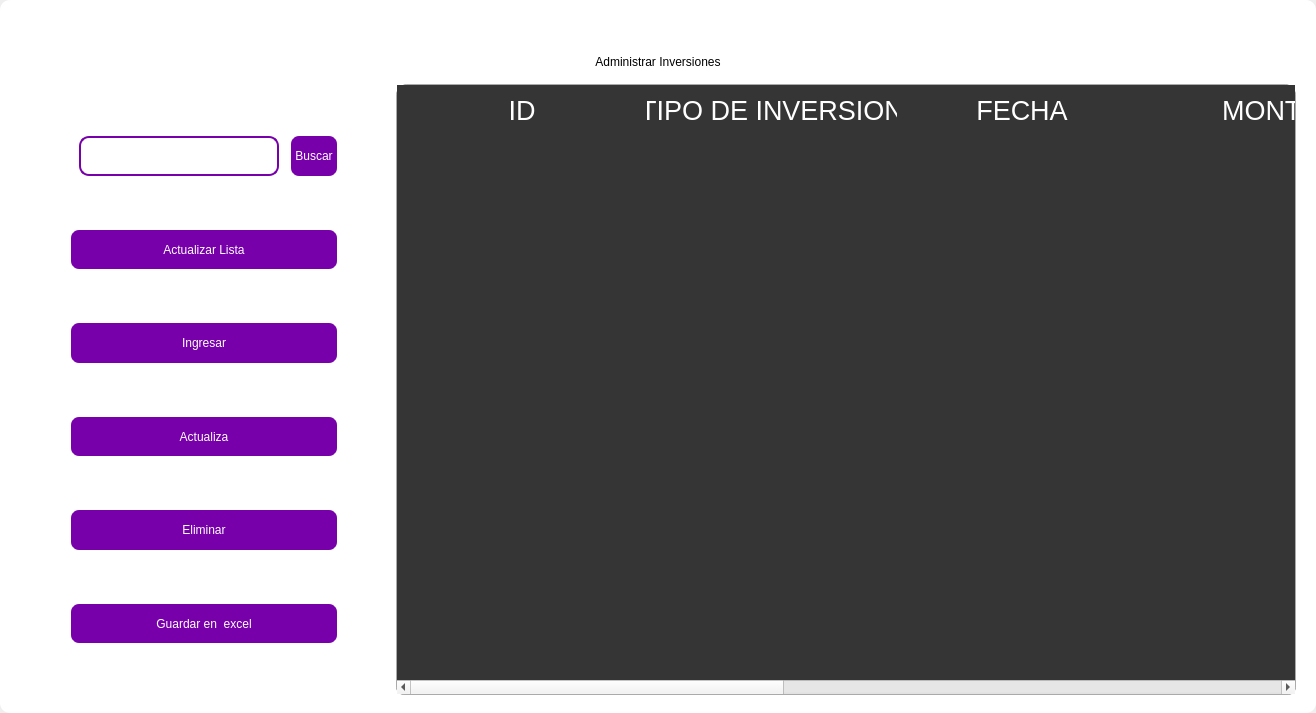
This is design/standar/maininvestment1.ui in codemiguel-dev/ERP-EmprendeSoft-Desktop as Qt 5 draws it before an edit. The edited form follows.
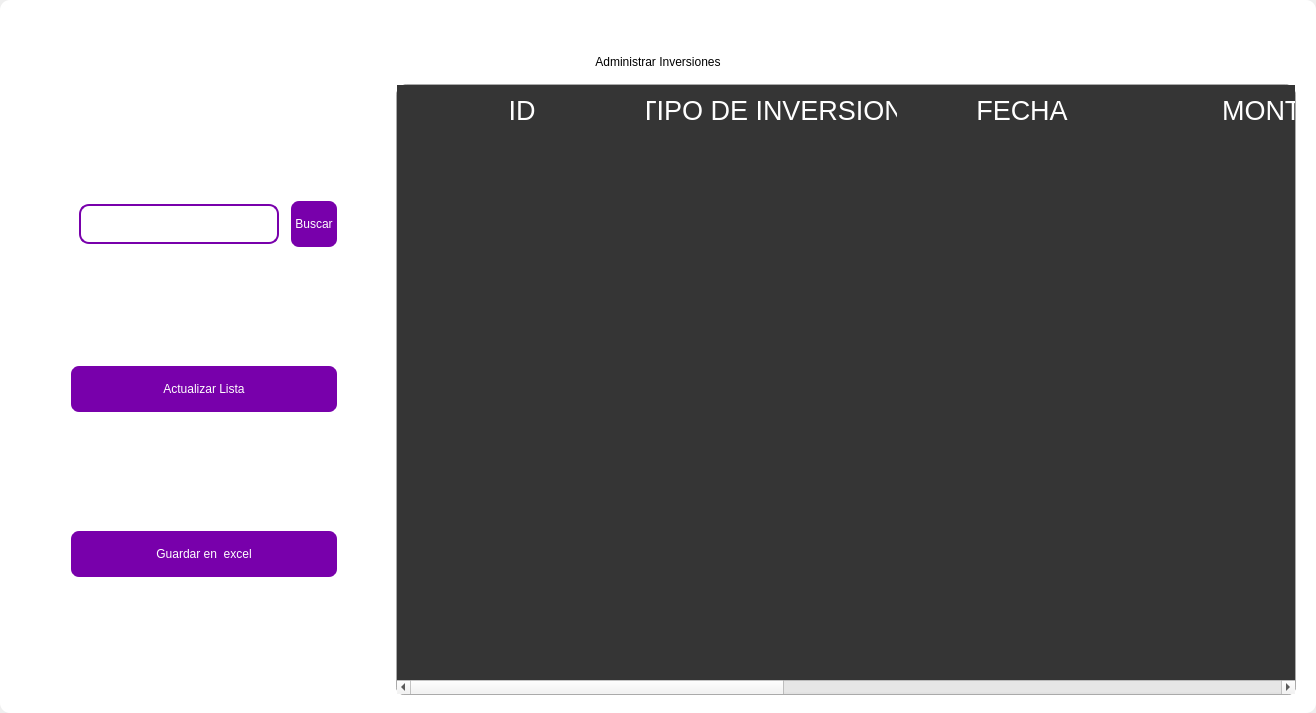
This is the edited form. Icons and pictures are not drawn.

```diff
--- a/design/standar/maininvestment1.ui
+++ b/design/standar/maininvestment1.ui
@@ -550,141 +550,6 @@
               </property>
              </widget>
             </item>
-            <item>
-             <widget class="QPushButton" name="btn_add">
-              <property name="minimumSize">
-               <size>
-                <width>0</width>
-                <height>40</height>
-               </size>
-              </property>
-              <property name="maximumSize">
-               <size>
-                <width>300</width>
-                <height>50</height>
-               </size>
-              </property>
-              <property name="cursor">
-               <cursorShape>PointingHandCursor</cursorShape>
-              </property>
-              <property name="styleSheet">
-               <string notr="true">QPushButton{
-border-radius:10px; 
-font: 12pt &quot;Arial&quot;;
-color: rgb(255, 255, 254);
-border: 2px solid #ffffff;
-	background-color: rgb(120, 0, 171);
-}
-
-QPushButton:hover{
-border-radius:10px; 
-font: 12pt &quot;Arial&quot;;
-color: rgb(255, 255, 255);
-border: 2px solid rgb(120, 0, 171);
-	background-color: rgb(120, 0, 171);
-}</string>
-              </property>
-              <property name="text">
-               <string>Ingresar</string>
-              </property>
-              <property name="iconSize">
-               <size>
-                <width>35</width>
-                <height>35</height>
-               </size>
-              </property>
-             </widget>
-            </item>
-            <item>
-             <widget class="QPushButton" name="btn_update">
-              <property name="minimumSize">
-               <size>
-                <width>0</width>
-                <height>40</height>
-               </size>
-              </property>
-              <property name="maximumSize">
-               <size>
-                <width>300</width>
-                <height>50</height>
-               </size>
-              </property>
-              <property name="cursor">
-               <cursorShape>PointingHandCursor</cursorShape>
-              </property>
-              <property name="styleSheet">
-               <string notr="true">QPushButton{
-border-radius:10px; 
-font: 12pt &quot;Arial&quot;;
-color: rgb(255, 255, 254);
-border: 2px solid #ffffff;
-	background-color: rgb(120, 0, 171);
-}
-
-QPushButton:hover{
-border-radius:10px; 
-font: 12pt &quot;Arial&quot;;
-color: rgb(255, 255, 255);
-border: 2px solid rgb(120, 0, 171);
-	background-color: rgb(120, 0, 171);
-}</string>
-              </property>
-              <property name="text">
-               <string>Actualiza</string>
-              </property>
-              <property name="iconSize">
-               <size>
-                <width>35</width>
-                <height>35</height>
-               </size>
-              </property>
-             </widget>
-            </item>
-            <item>
-             <widget class="QPushButton" name="btn_delete">
-              <property name="minimumSize">
-               <size>
-                <width>0</width>
-                <height>40</height>
-               </size>
-              </property>
-              <property name="maximumSize">
-               <size>
-                <width>300</width>
-                <height>50</height>
-               </size>
-              </property>
-              <property name="cursor">
-               <cursorShape>PointingHandCursor</cursorShape>
-              </property>
-              <property name="styleSheet">
-               <string notr="true">QPushButton{
-border-radius:10px; 
-font: 12pt &quot;Arial&quot;;
-color: rgb(255, 255, 254);
-border: 2px solid #ffffff;
-	background-color: rgb(120, 0, 171);
-}
-
-QPushButton:hover{
-border-radius:10px; 
-font: 12pt &quot;Arial&quot;;
-color: rgb(255, 255, 255);
-border: 2px solid rgb(120, 0, 171);
-	background-color: rgb(120, 0, 171);
-}</string>
-              </property>
-              <property name="text">
-               <string>Eliminar</string>
-              </property>
-              <property name="iconSize">
-               <size>
-                <width>35</width>
-                <height>35</height>
-               </size>
-              </property>
-             </widget>
-            </item>
             <item>
              <widget class="QPushButton" name="btn_excel">
               <property name="minimumSize">
```
